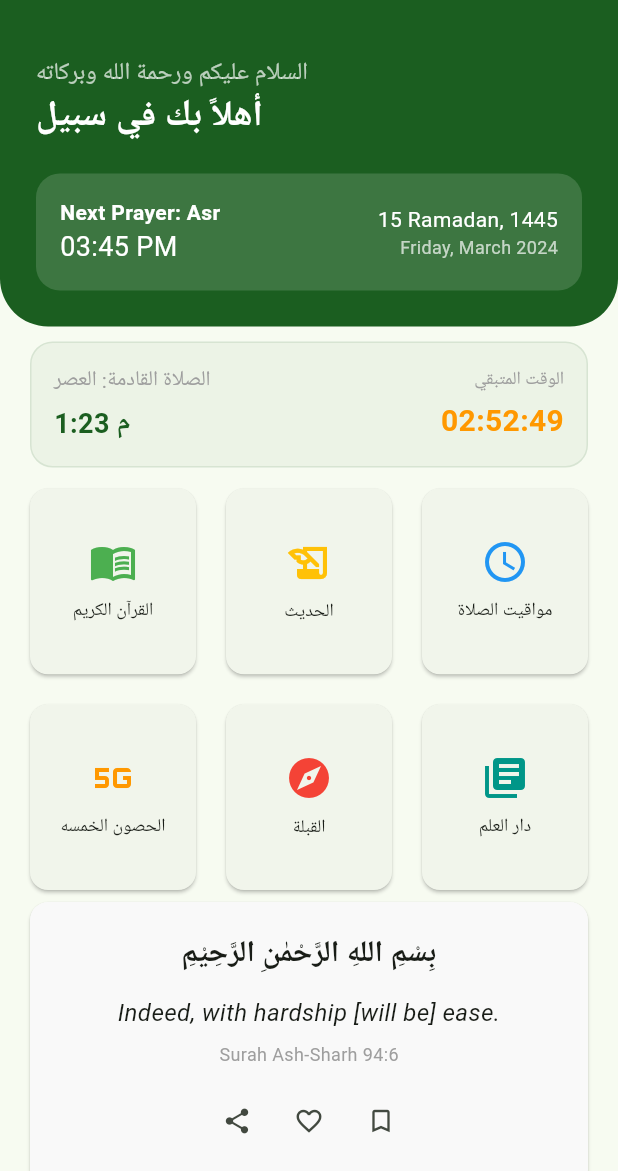
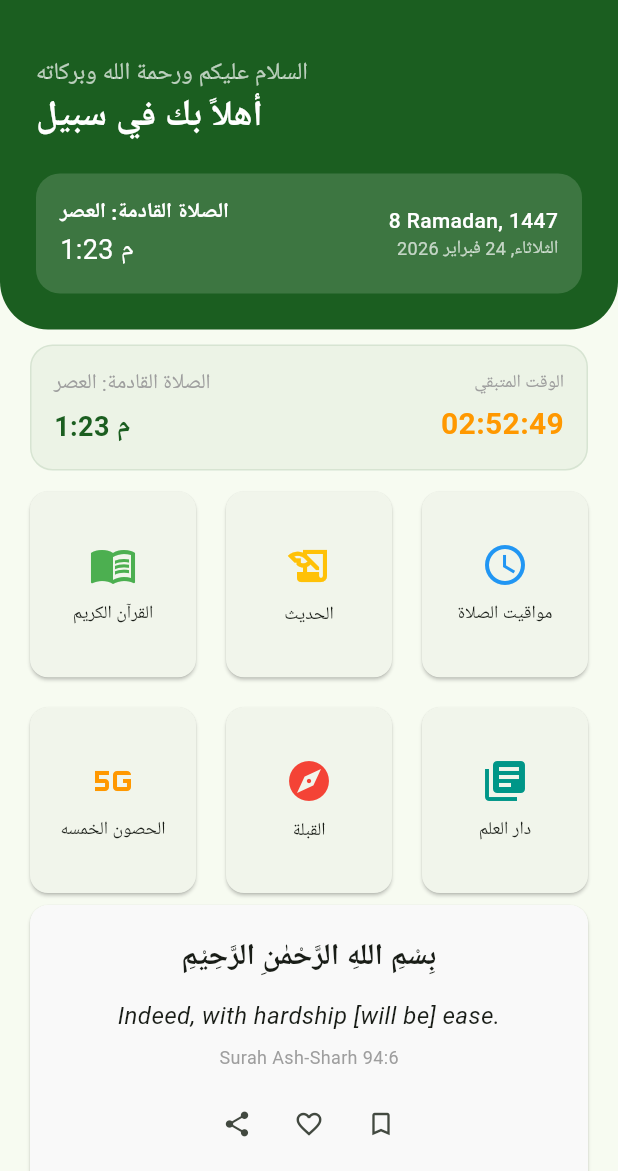
Before and after one commit to mohamedkhaled5/sapeel, a Flutter app: the screen it shows after launch, after a tap on "القرآن الكريم", after a tap on "الحديث", on a phone screen of 412 x 824 dp, the part 65-1236 px from its top. Run offline on Flutter 3.47's test engine with Material 3 defaults, Android fonts, the phone set to English and light mode, and no system bars; our stand-ins replace adhan, flutter_compass, flutter_local_notifications, flutter_svg, flutter_timezone, geocoding and 7 more; accounts and stored records are empty; network calls fail.

Commit message:
Create flexible prayer times and set up prayer time notifications.

```diff
--- a/lib/data/adhan_notification_service.dart
+++ b/lib/data/adhan_notification_service.dart
@@ -51,7 +51,7 @@ class AdhanNotificationService {
       await _plugin.cancelAll();
     } catch (e) {
       print("Notification cancelAll error: $e");
-      return; // توقف إذا كان هناك خطأ في الاتصال بالمكتبة
+      return;
     }
 
     final prayers = {
@@ -62,11 +62,11 @@ class AdhanNotificationService {
       "العشاء": prayerTimes.isha,
     };
 
-    int id = 0;
+    // 1. إضافة إشعار "مستمر" للعد التنازلي للصلاة القادمة (أندرويد فقط)
+    await _showOngoingCountdown(prayerTimes);
+
+    int id = 100; // نبدأ من 100 لتجنب التداخل مع إشعار العد التنازلي (id: 0)
     prayers.forEach((name, time) async {
-      if (time == null) return; // حماية من القيم الفارغة
-
-      // تنبيه وقت الأذان
       if (time.isAfter(DateTime.now())) {
         try {
           await _scheduleNotification(
@@ -76,7 +76,6 @@ class AdhanNotificationService {
             time,
           );
 
-          // تنبيه قبل الأذان بـ 15 دقيقة (اختياري)
           final preTime = time.subtract(const Duration(minutes: 15));
           if (preTime.isAfter(DateTime.now())) {
             await _scheduleNotification(
@@ -91,6 +90,58 @@ class AdhanNotificationService {
         }
       }
     });
+  }
+
+  /// عرض إشعار مستمر يحتوي على عداد تنازلي للصلاة القادمة
+  static Future<void> _showOngoingCountdown(PrayerTimes prayerTimes) async {
+    final nextPrayer = prayerTimes.nextPrayer();
+    final nextPrayerTime = prayerTimes.timeForPrayer(nextPrayer);
+
+    if (nextPrayerTime == null) return;
+
+    final String prayerName = _getPrayerNameArabic(nextPrayer);
+
+    await _plugin.show(
+      0, // ID ثابت لإشعار العد التنازلي
+      "الصلاة القادمة: $prayerName",
+      "بقي على الأذان:",
+      NotificationDetails(
+        android: AndroidNotificationDetails(
+          'countdown_channel_v2', // تغيير اسم القناة لضمان تحديث الإعدادات
+          'العد التنازلي للصلاة',
+          channelDescription: 'إشعار مستمر يظهر الوقت المتبقي للصلاة القادمة',
+          importance: Importance.max, // رفع الأهمية لضمان الظهور
+          priority: Priority.high,
+          ongoing: true,
+          showWhen: true,
+          when: nextPrayerTime.millisecondsSinceEpoch,
+          usesChronometer: true,
+          chronometerCountDown: true,
+          icon: '@mipmap/ic_launcher',
+          visibility:
+              NotificationVisibility.public, // السماح بالظهور في شاشة القفل
+        ),
+      ),
+    );
+  }
+
+  static String _getPrayerNameArabic(Prayer prayer) {
+    switch (prayer) {
+      case Prayer.fajr:
+        return "الفجر";
+      case Prayer.sunrise:
+        return "الشروق";
+      case Prayer.dhuhr:
+        return "الظهر";
+      case Prayer.asr:
+        return "العصر";
+      case Prayer.maghrib:
+        return "المغرب";
+      case Prayer.isha:
+        return "العشاء";
+      default:
+        return "القيام";
+    }
   }
 
   static Future<void> _scheduleNotification(
--- a/lib/views/home/home_screen.dart
+++ b/lib/views/home/home_screen.dart
@@ -1,6 +1,6 @@
 import 'package:flutter/material.dart';
 import 'package:sapeel/views/small_widget/verse_of_the_day.dart';
-import 'package:sapeel/views/small_widget/build_header.dart';
+import 'package:sapeel/views/small_widget/dynamic_header.dart';
 import 'package:sapeel/views/small_widget/category_grid.dart';
 import 'package:sapeel/views/small_widget/prayer_mini_widget.dart';
 
@@ -39,8 +39,8 @@ class _HomeScreenState extends State<HomeScreen> {
       body: SingleChildScrollView(
         child: Column(
           children: [
-            // الهيدر الترحيبي
-            buildHeader(context),
+            // الهيدر الترحيبي الديناميكي
+            const DynamicHeader(),
             // ويدجت الصلاة القادمة
             const PrayerMiniWidget(),
             // شبكة التصنيفات (قرآن، حديث، إلخ)
--- a/lib/views/small_widget/build_header.dart
+++ /dev/null
@@ -1,74 +0,0 @@
-import 'package:flutter/material.dart';
-
-Widget buildHeader(BuildContext context) {
-  return Container(
-    width: double.infinity,
-    padding: const EdgeInsets.all(24),
-    decoration: const BoxDecoration(
-      color: Color(0xFF1B5E20),
-      borderRadius: BorderRadius.only(
-        bottomLeft: Radius.circular(32),
-        bottomRight: Radius.circular(32),
-      ),
-    ),
-    child: Column(
-      crossAxisAlignment: CrossAxisAlignment.start,
-      children: [
-        const Text(
-          'السلام عليكم ورحمة الله وبركاته',
-          style: TextStyle(color: Colors.white70, fontSize: 16),
-        ),
-        const Text(
-          'أهلاً بك في سبيل',
-          style: TextStyle(
-            color: Colors.white,
-            fontSize: 24,
-            fontWeight: FontWeight.bold,
-          ),
-        ),
-        const SizedBox(height: 20),
-        Container(
-          padding: const EdgeInsets.all(16),
-          decoration: BoxDecoration(
-            color: Colors.white.withOpacity(0.15),
-            borderRadius: BorderRadius.circular(16),
-          ),
-          child: const Row(
-            mainAxisAlignment: MainAxisAlignment.spaceBetween,
-            children: [
-              Column(
-                crossAxisAlignment: CrossAxisAlignment.start,
-                children: [
-                  Text(
-                    'Next Prayer: Asr',
-                    style: TextStyle(
-                      color: Colors.white,
-                      fontWeight: FontWeight.bold,
-                    ),
-                  ),
-                  Text(
-                    '03:45 PM',
-                    style: TextStyle(color: Colors.white, fontSize: 18),
-                  ),
-                ],
-              ),
-              Column(
-                crossAxisAlignment: CrossAxisAlignment.end,
-                children: [
-                  Text(
-                    '15 Ramadan, 1445',
-                    style: TextStyle(color: Colors.white),
-                  ),
-                  Text(
-                    'Friday, March 2024',
-                    style: TextStyle(color: Colors.white70, fontSize: 12),
-                  ),
-                ],
-              ),
-            ],
-          ),
-        ),
-      ],
-    ),
-  );
-}
--- /dev/null
+++ b/lib/views/small_widget/dynamic_header.dart
@@ -0,0 +1,141 @@
+import 'package:flutter/material.dart';
+import 'package:hijri/hijri_calendar.dart';
+import 'package:intl/intl.dart';
+import 'package:adhan/adhan.dart';
+import 'package:sapeel/data/prayer_service.dart';
+
+class DynamicHeader extends StatefulWidget {
+  const DynamicHeader({super.key});
+
+  @override
+  State<DynamicHeader> createState() => _DynamicHeaderState();
+}
+
+class _DynamicHeaderState extends State<DynamicHeader> {
+  PrayerTimes? _prayerTimes;
+  String _hijriDate = "";
+  String _gregorianDate = "";
+
+  @override
+  void initState() {
+    super.initState();
+    _updateDateTime();
+    _loadPrayerData();
+  }
+
+  void _updateDateTime() {
+    final now = DateTime.now();
+
+    // التاريخ الهجري
+    final hijriNow = HijriCalendar.now();
+    _hijriDate = "${hijriNow.hDay} ${hijriNow.longMonthName}, ${hijriNow.hYear}";
+
+    // التاريخ الميلادي
+    _gregorianDate = DateFormat('EEEE, d MMMM yyyy', 'ar').format(now);
+
+    setState(() {});
+  }
+
+  Future<void> _loadPrayerData() async {
+    try {
+      final times = await PrayerService.getPrayerTimes();
+      if (mounted) {
+        setState(() {
+          _prayerTimes = times;
+        });
+      }
+    } catch (_) {}
+  }
+
+  String _getPrayerName(Prayer prayer) {
+    switch (prayer) {
+      case Prayer.fajr: return "الفجر";
+      case Prayer.sunrise: return "الشروق";
+      case Prayer.dhuhr: return "الظهر";
+      case Prayer.asr: return "العصر";
+      case Prayer.maghrib: return "المغرب";
+      case Prayer.isha: return "العشاء";
+      default: return "القيام";
+    }
+  }
+
+  @override
+  Widget build(BuildContext context) {
+    final nextPrayer = _prayerTimes?.nextPrayer() ?? Prayer.none;
+    final nextPrayerTime = _prayerTimes?.timeForPrayer(nextPrayer);
+
+    return Container(
+      width: double.infinity,
+      padding: const EdgeInsets.all(24),
+      decoration: const BoxDecoration(
+        color: Color(0xFF1B5E20),
+        borderRadius: BorderRadius.only(
+          bottomLeft: Radius.circular(32),
+          bottomRight: Radius.circular(32),
+        ),
+      ),
+      child: Column(
+        crossAxisAlignment: CrossAxisAlignment.start,
+        children: [
+          const Text(
+            'السلام عليكم ورحمة الله وبركاته',
+            style: TextStyle(color: Colors.white70, fontSize: 16),
+          ),
+          const Text(
+            'أهلاً بك في سبيل',
+            style: TextStyle(
+              color: Colors.white,
+              fontSize: 24,
+              fontWeight: FontWeight.bold,
+            ),
+          ),
+          const SizedBox(height: 20),
+          Container(
+            padding: const EdgeInsets.all(16),
+            decoration: BoxDecoration(
+              color: Colors.white.withOpacity(0.15),
+              borderRadius: BorderRadius.circular(16),
+            ),
+            child: Row(
+              mainAxisAlignment: MainAxisAlignment.spaceBetween,
+              children: [
+                Column(
+                  crossAxisAlignment: CrossAxisAlignment.start,
+                  children: [
+                    Text(
+                      _prayerTimes == null
+                          ? 'جاري التحميل...'
+                          : 'الصلاة القادمة: ${_getPrayerName(nextPrayer)}',
+                      style: const TextStyle(
+                        color: Colors.white,
+                        fontWeight: FontWeight.bold,
+                      ),
+                    ),
+                    if (nextPrayerTime != null)
+                      Text(
+                        DateFormat.jm('ar').format(nextPrayerTime),
+                        style: const TextStyle(color: Colors.white, fontSize: 18),
+                      ),
+                  ],
+                ),
+                Column(
+                  crossAxisAlignment: CrossAxisAlignment.end,
+                  children: [
+                    Text(
+                      _hijriDate,
+                      style: const TextStyle(color: Colors.white, fontWeight: FontWeight.w500),
+                    ),
+                    Text(
+                      _gregorianDate,
+                      style: const TextStyle(color: Colors.white70, fontSize: 12),
+                    ),
+                  ],
+                ),
+              ],
+            ),
+          ),
+        ],
+      ),
+    );
+  }
+}
--- a/lib/views/small_widget/prayer_mini_widget.dart
+++ b/lib/views/small_widget/prayer_mini_widget.dart
@@ -3,6 +3,7 @@ import 'package:adhan/adhan.dart';
 import 'package:flutter/material.dart';
 import 'package:intl/intl.dart';
 import 'package:sapeel/data/prayer_service.dart';
+import 'package:sapeel/data/adhan_notification_service.dart';
 
 class PrayerMiniWidget extends StatefulWidget {
   const PrayerMiniWidget({super.key});
@@ -45,6 +46,8 @@ class _PrayerMiniWidgetState extends State<PrayerMiniWidget> {
           // تحديث العد التنازلي فوراً عند تحميل الأوقات
           _countdown = PrayerService.getCountdown(times);
         });
+        // تحديث الإشعارات والعداد التلقائي في شريط الإشعارات
+        AdhanNotificationService.schedulePrayerNotifications(times);
       }
     } catch (_) {}
   }
--- a/pubspec.yaml
+++ b/pubspec.yaml
@@ -24,6 +24,7 @@ dependencies:
   geocoding: ^3.0.0
   adhan: ^2.0.0+1
   intl: ^0.19.0
+  hijri: ^3.0.0
   flutter_local_notifications: ^17.1.2
   audioplayers: ^6.1.0
   timezone: ^0.9.4
```
Also changed, not shown: pubspec.lock, 1 other file.
